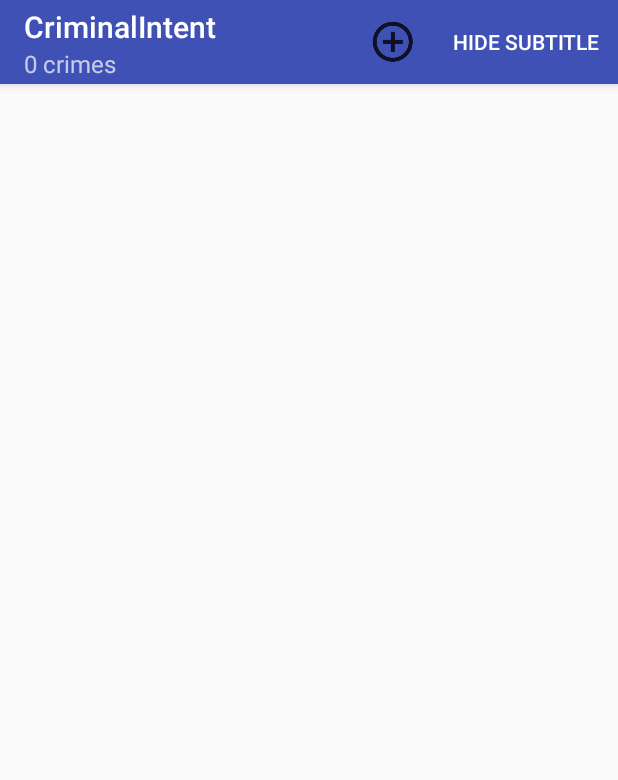
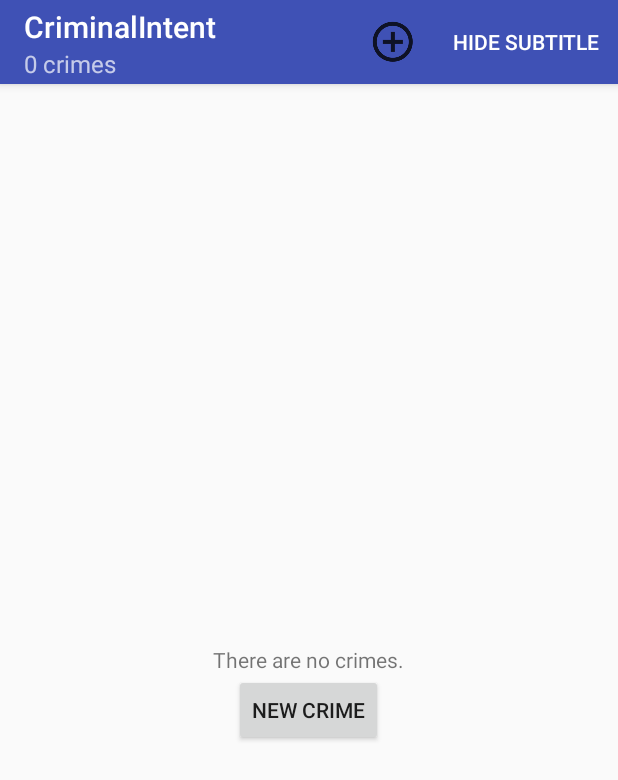
Before and after one commit to IfChyy/CriminalIntent, an Android app: the screen it shows after launch (CrimeListActivity), on a phone screen of 412 x 824 dp. Shown: the top 780 px of the screen. Run offline under Robolectric (Android 15) with nearby library versions, the phone set to English and light mode, and no system bars.

```diff
--- a/app/src/main/java/com/example/user/criminalintent/CrimeActivity.java
+++ b/app/src/main/java/com/example/user/criminalintent/CrimeActivity.java
@@ -14,7 +14,7 @@ import java.util.UUID;
  * and a checkbox if issue solved or not
  * <p>
  * passes infromation for id from each individual list item clicked and then creating
- * the fragment and showing it for particular ID
+ * the fragment and showing it for particular ID.
  */
 //-----------------------REPLACED BY CrimePagerActivity
     //-------------KEPT FOR REFERENCE
--- a/app/src/main/java/com/example/user/criminalintent/CrimeListFragment.java
+++ b/app/src/main/java/com/example/user/criminalintent/CrimeListFragment.java
@@ -5,6 +5,8 @@ import android.support.v4.app.Fragment;
 import android.os.Bundle;
 import android.support.annotation.Nullable;
 import android.support.v7.app.AppCompatActivity;
+import android.support.v7.view.menu.ActionMenuItem;
+import android.support.v7.view.menu.ActionMenuItemView;
 import android.support.v7.widget.LinearLayoutManager;
 import android.support.v7.widget.RecyclerView;
 import android.util.Log;
@@ -14,9 +16,15 @@ import android.view.MenuInflater;
 import android.view.MenuItem;
 import android.view.View;
 import android.view.ViewGroup;
+import android.widget.ActionMenuView;
+import android.widget.Button;
 import android.widget.CheckBox;
+import android.widget.LinearLayout;
+import android.widget.RelativeLayout;
 import android.widget.TextView;
 import android.widget.Toast;
+
+import org.w3c.dom.Text;
 
 import java.text.SimpleDateFormat;
 import java.util.List;
@@ -28,7 +36,7 @@ import java.util.List;
  * Displaying all crimes to the user with title, date and a check box indicating if solved or not
  */
 
-public class CrimeListFragment extends Fragment {
+public class CrimeListFragment extends Fragment implements View.OnClickListener{
 
     private static final int REQUEST_CRIME = 1;
     private static final String SAVED_SUBTITLE_VISIBLE = "subtitle";
@@ -42,6 +50,10 @@ public class CrimeListFragment extends Fragment {
     private int clickedItemPos;
     private boolean subtitleVisible = true;
 
+    private TextView emptyRecycler;
+    private Button addCrime;
+
+    //oncreate added to add the menu using setHasOptionsMenu
     @Override
     public void onCreate(@Nullable Bundle savedInstanceState) {
         super.onCreate(savedInstanceState);
@@ -55,8 +67,13 @@ public class CrimeListFragment extends Fragment {
 
         crimeRecyclerView = view.findViewById(R.id.crime_recycler_view);
         crimeRecyclerView.setLayoutManager(new LinearLayoutManager(getActivity()));
+
+        //textview showing no crimes detected and button to add a crime
+        emptyRecycler = view.findViewById(R.id.empty_recycler_text_view);
+        addCrime = view.findViewById(R.id.empty_recycler_add_button);
+        addCrime.setOnClickListener(this);
         //check if bundle saved, if not null set visibility state before returning to this fragment/rotating
-        if(savedInstanceState != null){
+        if (savedInstanceState != null) {
             subtitleVisible = savedInstanceState.getBoolean(SAVED_SUBTITLE_VISIBLE);
         }
 
@@ -71,9 +88,10 @@ public class CrimeListFragment extends Fragment {
         inflater.inflate(R.menu.fragment_crime_list, menu);
         //if show subtitle cliecked recreate the options menu to store the title after rotating screen
         MenuItem subtitleItem = menu.findItem(R.id.menu_item_show_subtitle);
-        if(subtitleVisible) {
+        if (subtitleVisible) {
             subtitleItem.setTitle(R.string.hide_subtitel);
-        }else{
+
+        } else {
             subtitleItem.setTitle(R.string.show_subtitle);
         }
     }
@@ -91,7 +109,7 @@ public class CrimeListFragment extends Fragment {
                 //udapte the view with items in the list
                 updateSubtitle();
                 return true;
-                //toggle show subtitle clicked and change its boolean
+            //toggle show subtitle clicked and change its boolean
             case R.id.menu_item_show_subtitle:
                 subtitleVisible = !subtitleVisible;
                 //invalidate the options menu show or hide subtitle
@@ -110,6 +128,7 @@ public class CrimeListFragment extends Fragment {
         super.onResume();
         UpdateUI();
     }
+
     //save the instance to the bundle to know if sub visible after rotation
     @Override
     public void onSaveInstanceState(Bundle outState) {
@@ -127,19 +146,31 @@ public class CrimeListFragment extends Fragment {
             crimeRecyclerView.setAdapter(adapter);
         } else {
 
-            adapter.notifyItemChanged(clickedItemPos);
+            adapter.notifyDataSetChanged();
 
         }
         updateSubtitle();
+
+        //CHALLENGE if recyrcler view is empty show text view and add button
+        if (CrimeLab.get(getActivity()).getCrimes().size() < 1) {
+            Toast.makeText(getActivity(), "NEMA", Toast.LENGTH_SHORT).show();
+            crimeRecyclerView.setVisibility(View.INVISIBLE);
+            emptyRecycler.setVisibility(View.VISIBLE);
+            addCrime.setVisibility(View.VISIBLE);
+        } else {
+            crimeRecyclerView.setVisibility(View.VISIBLE);
+            emptyRecycler.setVisibility(View.INVISIBLE);
+            addCrime.setVisibility(View.INVISIBLE);
+        }
     }
 
     //update subtitle to show number of items in crimes list
-    public void updateSubtitle(){
+    public void updateSubtitle() {
         CrimeLab crimeLab = CrimeLab.get(getActivity());
         int crimeCount = crimeLab.getCrimes().size();
-        String subtitle = getString(R.string.subtitle_format, String.valueOf(crimeCount));
+        String subtitle = getResources().getQuantityString(R.plurals.subtitle_plural, crimeCount, crimeCount);
         //if not visible equal to null
-        if(!subtitleVisible){
+        if (!subtitleVisible) {
             subtitle = null;
         }
 
@@ -156,6 +187,14 @@ public class CrimeListFragment extends Fragment {
 
             tempTitle = CrimeFragment.wasAnswerShown(data);
             Toast.makeText(getActivity(), tempTitle + "", Toast.LENGTH_SHORT).show();
+        }
+    }
+
+    @Override
+    public void onClick(View view) {
+        if(view.getId() == addCrime.getId()){
+            ActionMenuItemView btn = getActivity().findViewById(R.id.menu_item_new_crime);
+            btn.performClick();
         }
     }
 
--- a/app/src/main/java/com/example/user/criminalintent/CrimePagerActicity.java
+++ b/app/src/main/java/com/example/user/criminalintent/CrimePagerActicity.java
@@ -11,6 +11,9 @@ import android.support.v4.app.FragmentPagerAdapter;
 import android.support.v4.app.FragmentStatePagerAdapter;
 import android.support.v4.view.ViewPager;
 import android.support.v7.app.AppCompatActivity;
+import android.view.Menu;
+import android.view.MenuInflater;
+import android.view.MenuItem;
 import android.view.ViewParent;
 
 import java.util.List;
@@ -66,6 +69,8 @@ public class CrimePagerActicity extends AppCompatActivity {
             }
         }
     }
+
+
     //get the crime id for the item to display and open crimePagerActivity instead of CrimeActivity
     public static Intent newIntent(Context packageContext, UUID crimeId) {
         Intent in = new Intent(packageContext, CrimePagerActicity.class);
--- a/app/src/main/res/layout/fragment_crime_list.xml
+++ b/app/src/main/res/layout/fragment_crime_list.xml
@@ -1,7 +1,29 @@
 <?xml version="1.0" encoding="utf-8"?>
-<android.support.v7.widget.RecyclerView xmlns:android="http://schemas.android.com/apk/res/android"
-    android:id="@+id/crime_recycler_view"
+<RelativeLayout xmlns:android="http://schemas.android.com/apk/res/android"
     android:layout_width="match_parent"
-    android:layout_height="match_parent">
+    android:layout_height="match_parent"
+    android:orientation="horizontal">
 
-</android.support.v7.widget.RecyclerView>
+    <android.support.v7.widget.RecyclerView
+        android:id="@+id/crime_recycler_view"
+        android:layout_width="match_parent"
+        android:layout_height="match_parent">
+
+    </android.support.v7.widget.RecyclerView>
+
+    <TextView
+        android:id="@+id/empty_recycler_text_view"
+        android:layout_width="wrap_content"
+        android:layout_height="wrap_content"
+        android:layout_centerInParent="true"
+        android:text="@string/empty_recycler_hint" />
+
+    <Button
+        android:id="@+id/empty_recycler_add_button"
+        android:layout_width="wrap_content"
+        android:layout_height="wrap_content"
+        android:layout_below="@+id/empty_recycler_text_view"
+        android:layout_centerHorizontal="true"
+        android:text="@string/new_crime" />
+
+</RelativeLayout>
--- a/app/src/main/res/values/strings.xml
+++ b/app/src/main/res/values/strings.xml
@@ -12,9 +12,17 @@
     <string name="date_picker_button">OK</string>
 
     <string name="new_crime">New Crime</string>
+    <string name="delete_crime">Delete Crime</string>
     <string name="show_subtitle">Show Subtitle</string>
     <string name="hide_subtitel">Hide Subtitle</string>
-    <string name="subtitle_format">%1$s crimes</string>
+
+    <string name="empty_recycler_hint">There are no crimes.</string>
 
 
+
+    <plurals name="subtitle_plural">
+        <item quantity="one">%1$s crime</item>
+        <item quantity="other">%1$s crimes</item>
+    </plurals>
+
 </resources>
```
Also changed, not shown: app/src/main/java/com/example/user/criminalintent/CrimeFragment.java (+37 -1 lines), app/src/main/res/menu/fragment_crime.xml (added, +10 -0 lines), app/src/main/res/drawable-hdpi/delete_icon.png (added), app/src/main/res/drawable-mdpi/delete_icon.png (added), app/src/main/res/drawable-xhdpi/delete_icon.png (added), app/src/main/res/drawable-xxhdpi/delete_icon.png (added).
